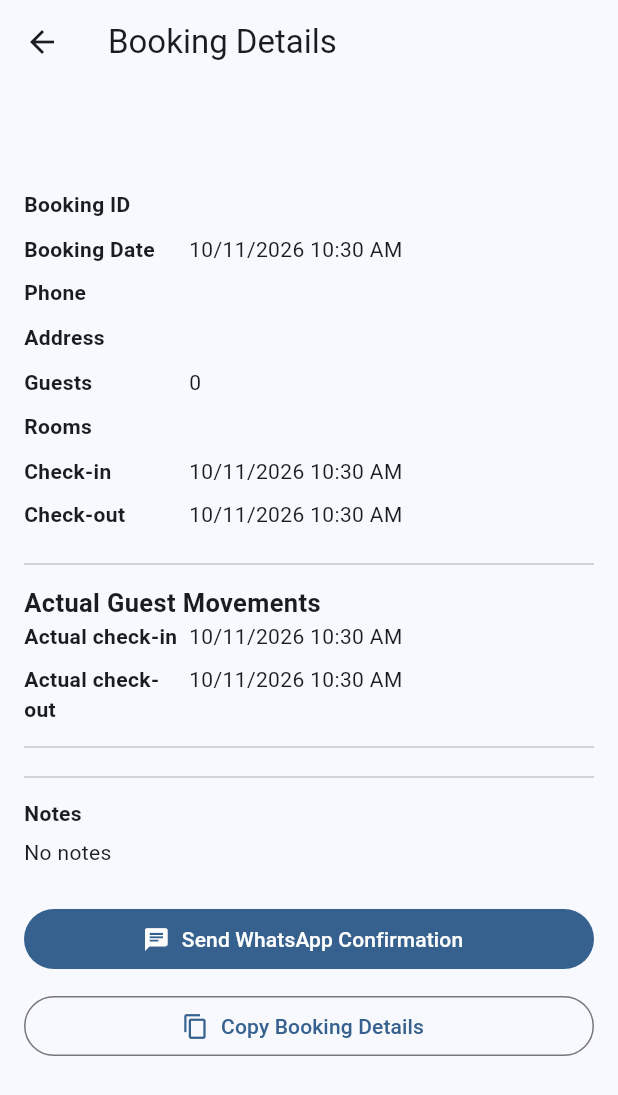
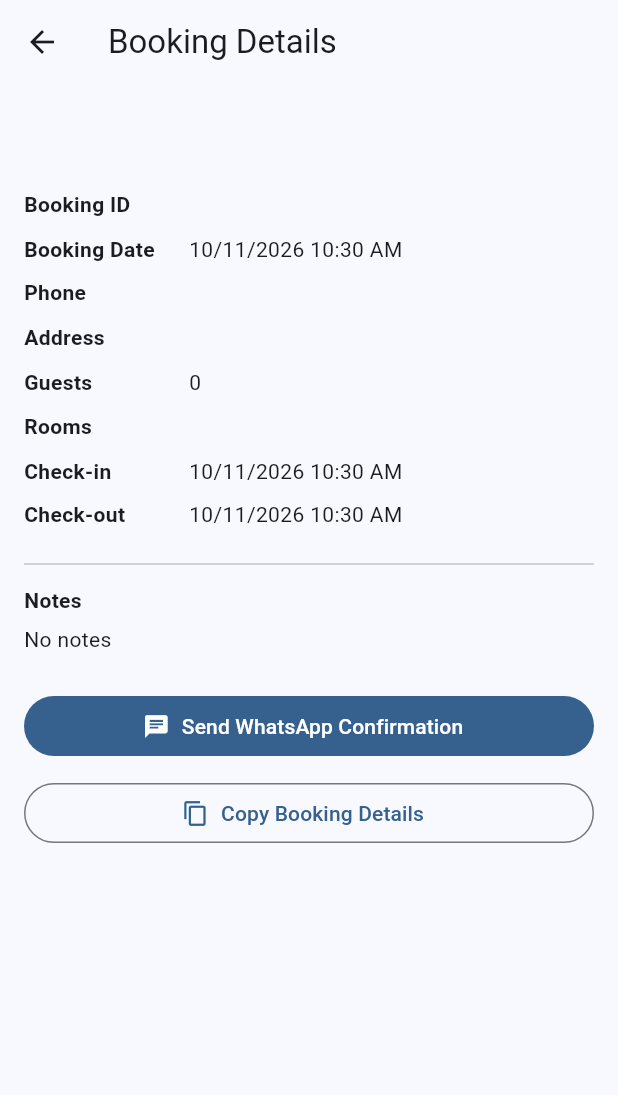
Before and after one commit to pavanthella9/GOVIstays, a Flutter app: the BookingDetailsScreen screen opened directly with empty values, on a phone screen of 412 x 824 dp. Shown: the top 1095 px of the screen. Run offline on Flutter 3.47's test engine with Material 3 defaults, Android fonts, the phone set to English and light mode, and no system bars; our stand-ins replace cloud_firestore, file_picker, firebase_auth, firebase_core, firebase_messaging, hive and 2 more; accounts and stored records are empty.

Commit message:
Remove manual guest movement controls from booking details

```diff
--- a/lib/screens/booking_details_screen.dart
+++ b/lib/screens/booking_details_screen.dart
@@ -37,7 +37,6 @@ class BookingDetailsScreen extends StatelessWidget {
       body: ValueListenableBuilder<int>(
         valueListenable: BookingService.changeNotifier,
         builder: (context, _, __) {
-          final current = BookingService.bookings.where((b) => b.bookingId == booking.bookingId).firstOrNull ?? booking;
           return ListView(
         padding: const EdgeInsets.all(16),
         children: [
@@ -54,29 +53,6 @@ class BookingDetailsScreen extends StatelessWidget {
           _row('Rooms', booking.rooms.join(', ')),
           _row('Check-in', _formatDateTime(booking.checkIn)),
           _row('Check-out', _formatDateTime(booking.checkOut)),
-          const Divider(height: 28),
-          const Text('Actual Guest Movements', style: TextStyle(fontWeight: FontWeight.bold, fontSize: 17)),
-          _row('Actual check-in', current.actualCheckIn == null ? 'Not recorded' : _formatDateTime(current.actualCheckIn!)),
-          _row('Actual check-out', current.actualCheckOut == null ? 'Not recorded' : _formatDateTime(current.actualCheckOut!)),
-          if (current.actualCheckIn == null &&
-              current.actualCheckOut == null &&
-              !DateTime.now().isBefore(current.checkIn) &&
-              DateTime.now().isBefore(current.checkOut))
-            FilledButton.icon(onPressed: () => _record(context, true), icon: const Icon(Icons.login), label: const Text('Mark Guest Check-in')),
-          if (current.actualCheckIn == null &&
-              current.actualCheckOut == null &&
-              DateTime.now().isBefore(current.checkIn) &&
-              DateTime.now().year == current.checkIn.year &&
-              DateTime.now().month == current.checkIn.month &&
-              DateTime.now().day == current.checkIn.day)
-            OutlinedButton.icon(onPressed: () => _record(context, true, early: true), icon: const Icon(Icons.schedule), label: const Text('Early Check-in')),
-          if (current.actualCheckIn != null && current.actualCheckOut == null)
-            FilledButton.icon(onPressed: () => _record(context, false), icon: const Icon(Icons.logout), label: Text(DateTime.now().isAfter(current.checkOut) ? 'Mark Overdue Check-out' : 'Mark Guest Check-out')),
-          if (isAdmin && current.actualCheckIn != null)
-            OutlinedButton(onPressed: () => _correct(context, true, current.actualCheckIn!), child: const Text('Correct Actual Check-in')),
-          if (isAdmin && current.actualCheckOut != null)
-            OutlinedButton(onPressed: () => _correct(context, false, current.actualCheckOut!), child: const Text('Correct Actual Check-out')),
-          const Divider(height: 12),
           if (isAdmin) ...[
             const Divider(height: 28),
             _row('Total', '₹${_money(booking.totalAmount)}'),
@@ -289,38 +265,6 @@ class BookingDetailsScreen extends StatelessWidget {
     );
   }
 
-  Future<void> _record(BuildContext context, bool checkIn, {bool early = false}) async {
-    final confirmed = await showDialog<bool>(context: context, builder: (c) => AlertDialog(
-      title: Text(early ? 'Confirm early guest arrival?' : checkIn ? 'Confirm guest arrival?' : 'Confirm guest departure?'),
-      content: Text(early
-          ? 'Confirm the guest is physically present. Rooms: ${booking.rooms.join(', ')}. Scheduled arrival: ${_formatDateTime(booking.checkIn)}. The actual arrival time will be recorded now.'
-          : 'The actual time will be recorded now. Scheduled room availability will not change.'),
-      actions: [TextButton(onPressed: () => Navigator.pop(c, false), child: const Text('Cancel')),
-        FilledButton(onPressed: () => Navigator.pop(c, true), child: const Text('Confirm'))],
-    ));
-    if (confirmed != true) return;
-    try {
-      await BookingService.recordGuestEvent(bookingId: booking.bookingId, checkIn: checkIn);
-      if (context.mounted) ScaffoldMessenger.of(context).showSnackBar(const SnackBar(content: Text('Guest movement recorded.')));
-    } catch (e) {
-      if (context.mounted) ScaffoldMessenger.of(context).showSnackBar(SnackBar(content: Text('Unable to record: $e')));
-    }
-  }
-
-  Future<void> _correct(BuildContext context, bool checkIn, DateTime existing) async {
-    final day = await showDatePicker(context: context, initialDate: existing, firstDate: DateTime(2020), lastDate: DateTime(2100));
-    if (day == null || !context.mounted) return;
-    final time = await showTimePicker(context: context, initialTime: TimeOfDay.fromDateTime(existing));
-    if (time == null || !context.mounted) return;
-    final corrected = DateTime(day.year, day.month, day.day, time.hour, time.minute);
-    try {
-      await BookingService.recordGuestEvent(bookingId: booking.bookingId, checkIn: checkIn, correctedTime: corrected);
-      if (context.mounted) ScaffoldMessenger.of(context).showSnackBar(const SnackBar(content: Text('Actual timestamp corrected.')));
-    } catch (e) {
-      if (context.mounted) ScaffoldMessenger.of(context).showSnackBar(SnackBar(content: Text('Unable to correct: $e')));
-    }
-  }
-
   Widget _row(String label, String value) {
     return Padding(
       padding: const EdgeInsets.only(bottom: 9),
```
